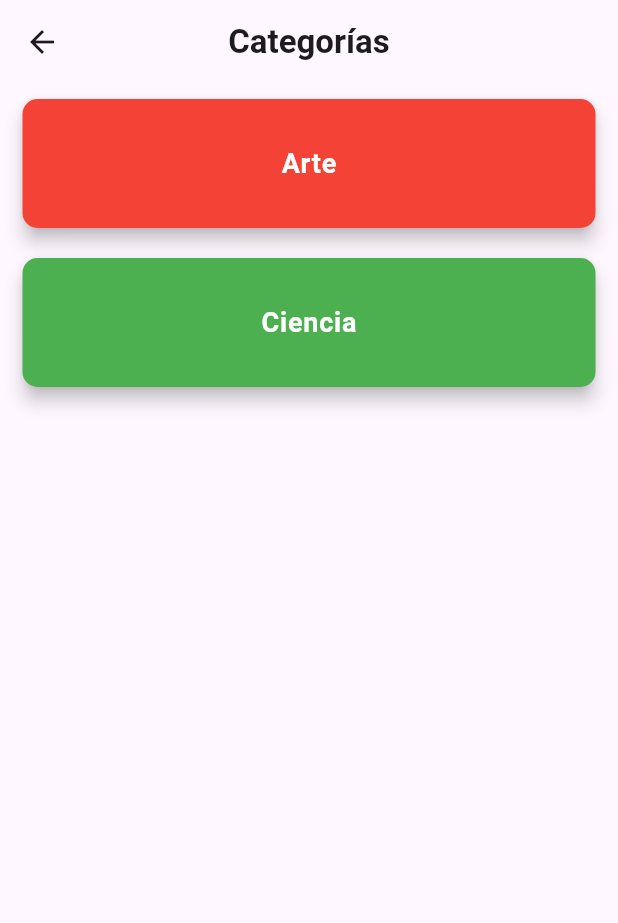
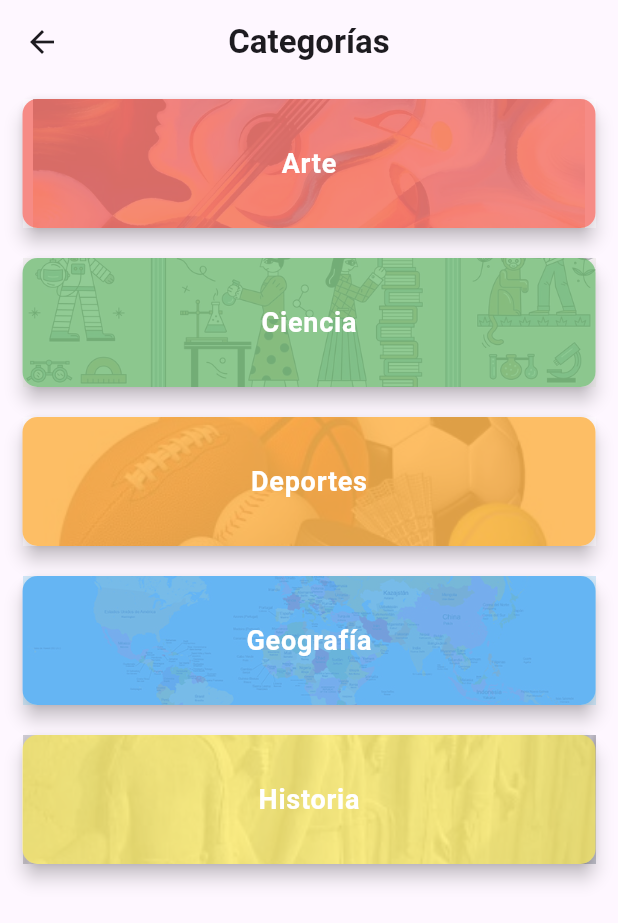
Before and after one commit to lamalover313/The-TriviaGO, a Flutter app: the CategoriesPage screen opened by its route, on a phone screen of 412 x 824 dp. Shown: the top 923 px of the screen. Run offline on Flutter 3.47's test engine with Material 3 defaults, Android fonts, the phone set to English and light mode, and no system bars; our stand-ins replace firebase_auth, firebase_core, flutter_screenutil, font_awesome_flutter, go_router, google_sign_in; accounts and stored records are empty.

Commit message:
diseno mejorado de categorias

```diff
--- a/lib/pages/categories_page.dart
+++ b/lib/pages/categories_page.dart
@@ -41,15 +41,54 @@ class CategoriesPageState extends State<CategoriesPage> {
         ),
       ),
       body: ListView.builder(
-        itemCount: 2,
+        itemCount: 5,
         itemBuilder: (context, index) {
-          return CategoryCard(
-            text: index == 0 ? 'Arte' : 'Ciencia',
-            color: index == 0 ? Colors.red : Colors.green,
-            onTap: () {},
-            isExpanded: _expandedIndex == index,
-            toggleExpansion: () => _toggleExpansion(index),
-          );
+          if (index == 0) {
+            return CategoryCard(
+              text: 'Arte',
+              color: Colors.red,
+              imagePath: 'lib/assets/images/arte.png',
+              onTap: () {},
+              isExpanded: _expandedIndex == index,
+              toggleExpansion: () => _toggleExpansion(index),
+            );
+          } else if (index == 1) {
+            return CategoryCard(
+              text: 'Ciencia',
+              color: Colors.green,
+              imagePath: 'lib/assets/images/ciencia.png',
+              onTap: () {},
+              isExpanded: _expandedIndex == index,
+              toggleExpansion: () => _toggleExpansion(index),
+            );
+          } else if (index == 2) {
+            return CategoryCard(
+              text: 'Deportes',
+              color: Colors.orange,
+              imagePath: 'lib/assets/images/deporte.jpg',
+              onTap: () {},
+              isExpanded: _expandedIndex == index,
+              toggleExpansion: () => _toggleExpansion(index),
+            );
+          } else if (index == 3) {
+            return CategoryCard(
+              text: 'Geografía',
+              color: Colors.blue,
+              imagePath: 'lib/assets/images/geografia.png',
+              onTap: () {},
+              isExpanded: _expandedIndex == index,
+              toggleExpansion: () => _toggleExpansion(index),
+            );
+          } else {
+            return CategoryCard(
+              text: 'Historia',
+              color: Colors.yellow,
+              imagePath: 'lib/assets/images/historia.jpg',
+              onTap: () {},
+              isExpanded: _expandedIndex == index,
+              toggleExpansion: () => _toggleExpansion(index),
+            );
+          }
         },
       ),
     );
--- a/lib/widgets/category_card.dart
+++ b/lib/widgets/category_card.dart
@@ -3,26 +3,43 @@ import 'package:flutter/material.dart';
 class CategoryCard extends StatelessWidget {
   final String text;
   final Color color;
+  final String imagePath;
   final VoidCallback onTap;
   final bool isExpanded;
   final VoidCallback toggleExpansion;
 
   const CategoryCard({
-    Key? key,
+    super.key,
     required this.text,
     required this.color,
+    required this.imagePath,
     required this.onTap,
     required this.isExpanded,
     required this.toggleExpansion,
-  }) : super(key: key);
+  });
 
   @override
   Widget build(BuildContext context) {
     return Card(
-      color: color,
       margin: const EdgeInsets.symmetric(vertical: 10, horizontal: 15),
       elevation: 5,
       shape: RoundedRectangleBorder(
+        borderRadius: BorderRadius.circular(10),
+      ),
+      child: Stack(
+        children: [
+          Positioned.fill(
+            child: Opacity(
+              opacity: 0.3,
+              child: Image.asset(
+                imagePath,
+                fit: BoxFit.cover,
+              ),
+            ),
+          ),
+          Container(
+            decoration: BoxDecoration(
+              color: color.withOpacity(0.6),
               borderRadius: BorderRadius.circular(10),
             ),
             child: Column(
@@ -44,66 +61,35 @@ class CategoryCard extends StatelessWidget {
                   ),
                 ),
                 if (isExpanded)
-            Column(
+                  Container(
+                    padding: const EdgeInsets.all(10),
+                    child: Column(
                       children: [
-                Padding(
-                  padding: const EdgeInsets.symmetric(horizontal: 10, vertical: 5),
-                  child: InkWell(
-                    onTap: onTap,
-                    child: Container(
+                        Container(
+                          height: 50,
                           color: Colors.white,
-                      width: double.infinity,
+                          alignment: Alignment.center,
+                          child: const Text('Fácil'),
+                        ),
+                        SizedBox(height: 10),
+                        Container(
                           height: 50,
+                          color: Colors.grey.shade300,
                           alignment: Alignment.center,
-                      child: const Text(
-                        'Fácil',
-                        style: TextStyle(
-                          color: Colors.black,
-                          fontWeight: FontWeight.bold,
+                          child: const Text('Medio'),
                         ),
+                        SizedBox(height: 10),
+                        Container(
+                          height: 50,
+                          color: Colors.grey.shade700,
+                          alignment: Alignment.center,
+                          child: const Text('Difícil'),
                         ),
-                    ),
-                  ),
-                ),
-                Padding(
-                  padding: const EdgeInsets.symmetric(horizontal: 10, vertical: 5),
-                  child: InkWell(
-                    onTap: onTap,
-                    child: Container(
-                      color: Colors.grey[200],
-                      width: double.infinity,
-                      height: 50,
-                      alignment: Alignment.center,
-                      child: const Text(
-                        'Medio',
-                        style: TextStyle(
-                          color: Colors.black,
-                          fontWeight: FontWeight.bold,
-                        ),
-                      ),
-                    ),
-                  ),
-                ),
-                Padding(
-                  padding: const EdgeInsets.symmetric(horizontal: 10, vertical: 5),
-                  child: InkWell(
-                    onTap: onTap,
-                    child: Container(
-                      color: Colors.grey[800],
-                      width: double.infinity,
-                      height: 50,
-                      alignment: Alignment.center,
-                      child: const Text(
-                        'Difícil',
-                        style: TextStyle(
-                          color: Colors.white,
-                          fontWeight: FontWeight.bold,
-                        ),
-                      ),
-                    ),
+                      ],
                     ),
                   ),
               ],
+            ),
           ),
         ],
       ),
--- a/pubspec.yaml
+++ b/pubspec.yaml
@@ -76,6 +76,11 @@ flutter:
   - lib/assets/images/logo.png
   - lib/assets/images/background_04.jpeg
   - lib/assets/images/TriviaLUJO.gif
+  - lib/assets/images/arte.png
+  - lib/assets/images/ciencia.png
+  - lib/assets/images/deporte.jpg
+  - lib/assets/images/geografia.png
+  - lib/assets/images/historia.jpg
 
   # To add assets to your application, add an assets section, like this:
   # assets:
```
Also changed, not shown: lib/assets/images/arte.png (added), lib/assets/images/ciencia.png (added), lib/assets/images/deporte.jpg (added), lib/assets/images/geografia.png (added), lib/assets/images/historia.jpg (added). Lines whose indentation alone changed are shown as unchanged.
